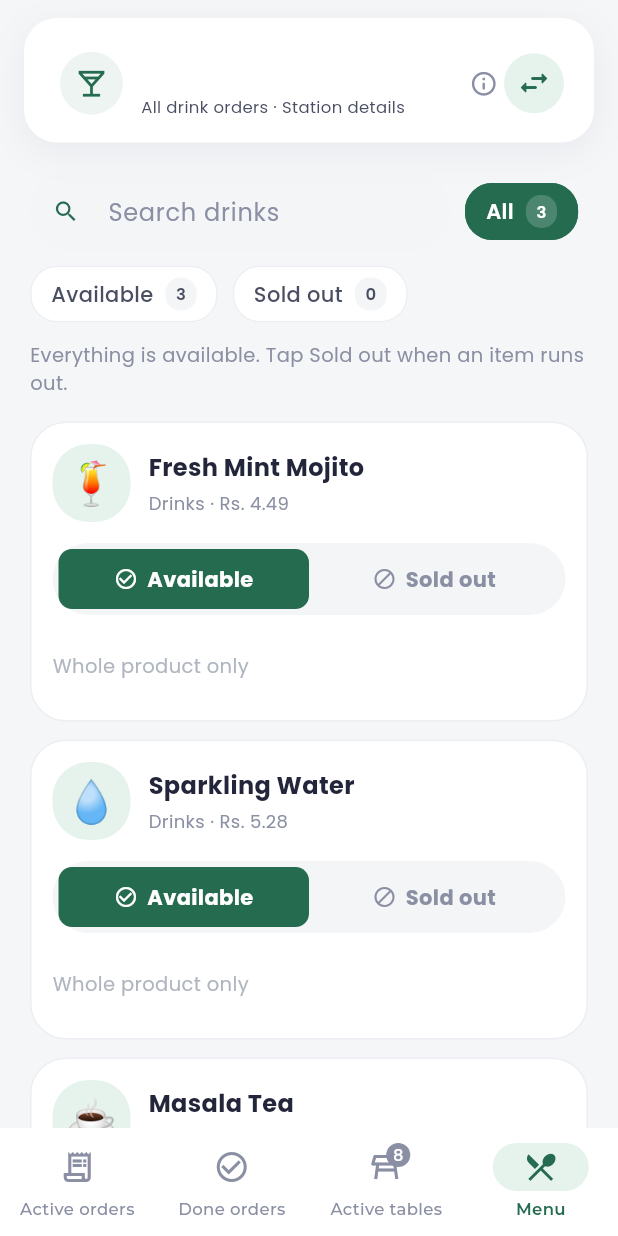
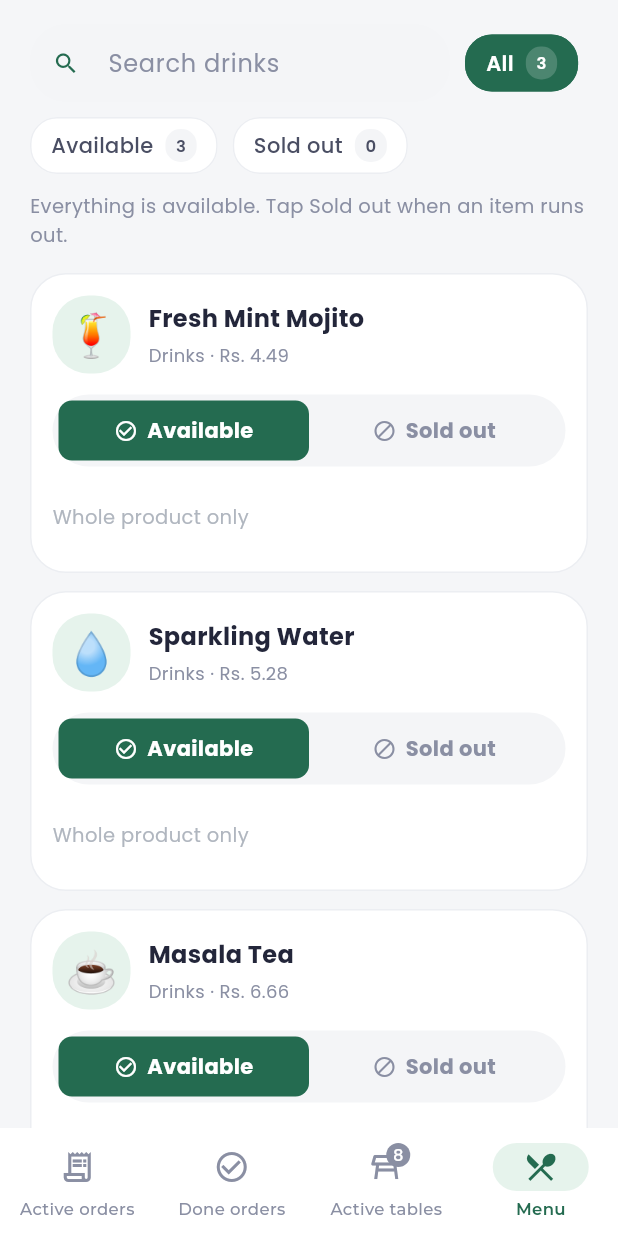
Before and after one commit to anastanyums/shiney-gestro-tablet, a Flutter app: the StationBoard screen opened directly with empty values, item 4 of the bottom bar chosen, on a phone screen of 412 x 824 dp. Run offline on Flutter 3.47's test engine with Material 3 defaults, Android fonts, the phone set to English and light mode, and no system bars; our stand-ins replace google_fonts, image_picker, shared_preferences, supabase_flutter, timezone; missing offline and left inert: in_app_update, mobile_scanner, print_bluetooth_thermal; accounts and stored records are empty.

Commit message:
Limit workstation header to Active orders tab

```diff
--- a/lib/station_board.dart
+++ b/lib/station_board.dart
@@ -356,8 +356,11 @@ class _StationBoardState extends State<StationBoard> {
     );
   }
 
-  // The header scrolls away; pulling down reveals station and role controls.
-  Widget stationShell(Widget body) => NestedScrollView(
+  // Only Active orders has station/role controls; the other tabs use the full body.
+  // Pulling down on Active orders reveals the header even when there are no tickets.
+  Widget stationShell(Widget body) {
+    if (section != 0) return body;
+    return NestedScrollView(
     floatHeaderSlivers: true,
     headerSliverBuilder: (context, _) => [
       SliverToBoxAdapter(
@@ -371,7 +374,8 @@ class _StationBoardState extends State<StationBoard> {
       ),
     ],
     body: body,
-  );
+    );
+  }
 
   void explainSingleStation() => showDialog<void>(
     context: context,
```
